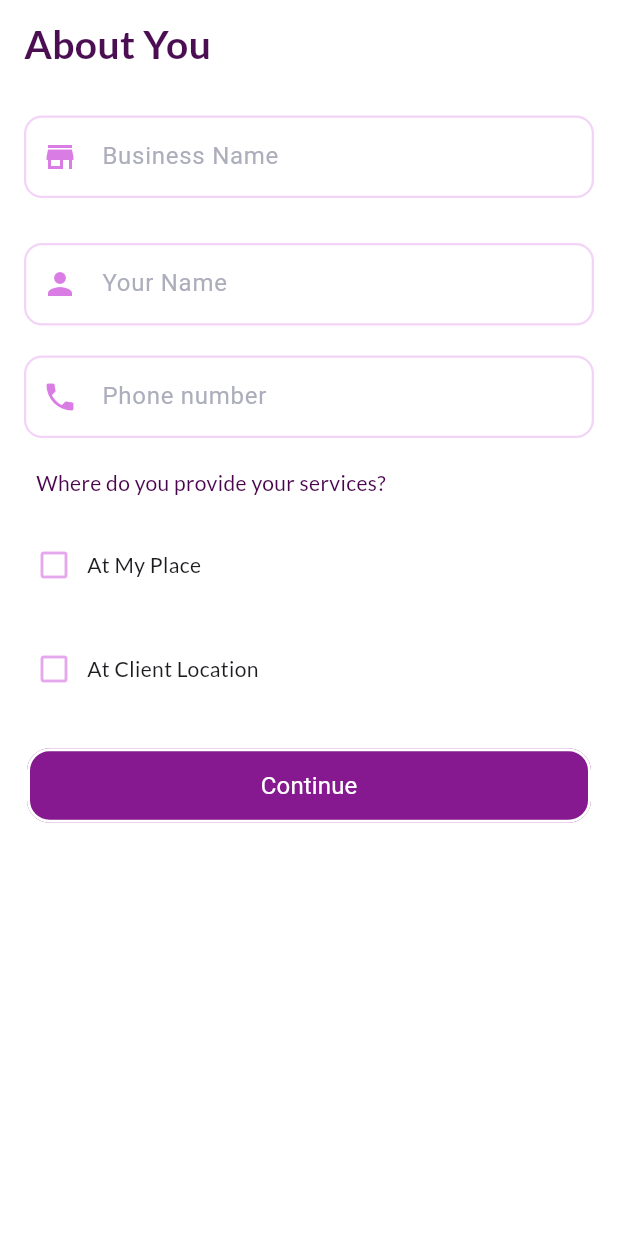
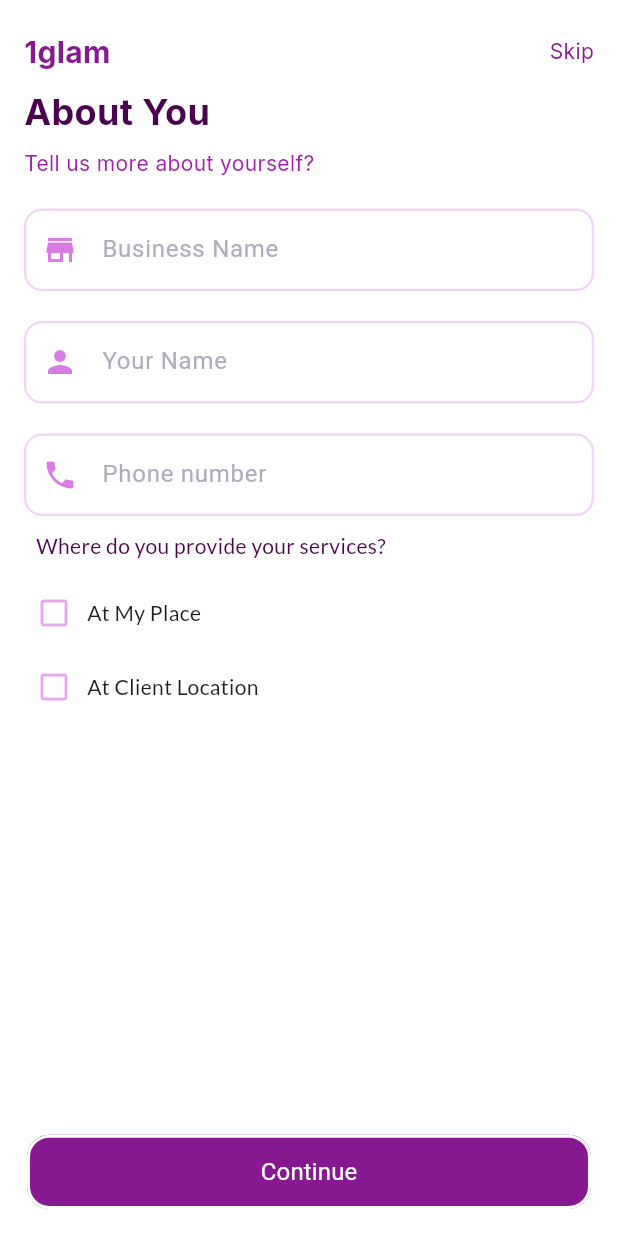
Before and after one commit to Chinmayverma1602/1glam, a Flutter app: the AboutMePage screen opened by its route, on a phone screen of 412 x 824 dp. Run offline on Flutter 3.47's test engine with Material 3 defaults, Android fonts, the phone set to English and light mode, and no system bars; our stand-ins replace cloud_firestore, dropdown_textfield, firebase_auth, firebase_core, flutter_svg, font_awesome_flutter and 7 more; missing offline and left inert: flutter_facebook_auth, switcher_button; accounts and stored records are empty; project files that could hold a hidden picture were left out.

Commit message:
about me and custom header

```diff
--- a/lib/screens/AboutMePage.dart
+++ b/lib/screens/AboutMePage.dart
@@ -5,6 +5,7 @@ import 'package:glam1/screens/AddressDetailsPage.dart';
 import 'package:glam1/services/bussiness_service.dart';
 import 'package:glam1/widgets/CustomButton.dart';
 import 'package:glam1/widgets/CustomCheckBox.dart';
+import 'package:glam1/widgets/CustomHeader.dart';
 import 'package:glam1/widgets/CustomTextInputField.dart';
 import 'package:google_fonts/google_fonts.dart';
 
@@ -53,23 +54,37 @@ class _AboutMePageState extends State<AboutMePage> {
   Widget build(BuildContext context) {
     return Scaffold(
       backgroundColor: Colors.white,
-      body: SingleChildScrollView(
+      body: Column(
+        children: [
+          SingleChildScrollView(
             child: Column(
               crossAxisAlignment: CrossAxisAlignment.start,
               children: [
+                CustomHeader(),
                 Padding(
-              padding: const EdgeInsets.symmetric(horizontal: 16, vertical: 10),
+                  padding: const EdgeInsets.symmetric(horizontal: 16, vertical: 8),
                   child: Text(
                     "About You",
-                style: GoogleFonts.lato(
-                  color: const Color.fromARGB(255, 75, 14, 83),
-                  fontWeight: FontWeight.bold,
-                  fontSize: 26,
+                    style: GoogleFonts.inter(
+                      color: const Color.fromRGBO(74, 4, 78, 1),
+                      fontWeight: FontWeight.w700,
+                      fontSize: 24,
                     ),
                   ),
                 ),
                 Padding(
-              padding: const EdgeInsets.symmetric(horizontal: 16, vertical: 20),
+                  padding: const EdgeInsets.symmetric(horizontal: 16),
+                  child: Text(
+                    "Tell us more about yourself?",
+                    style: GoogleFonts.inter(
+                      color: const Color.fromRGBO(162, 28, 175, 1),
+                      fontWeight: FontWeight.w400,
+                      fontSize: 14,
+                    ),
+                  ),
+                ),
+                Padding(
+                  padding: const EdgeInsets.only(left: 16,right: 16, top: 20),
                   child: CustomTextInputField(
                     hintText: "Business Name",
                     icon: Icons.store,
@@ -78,7 +93,7 @@ class _AboutMePageState extends State<AboutMePage> {
                   ),
                 ),
                 Padding(
-              padding: const EdgeInsets.symmetric(horizontal: 16, vertical: 10),
+                  padding: const EdgeInsets.only(left: 16,right: 16, top: 20),
                   child: CustomTextInputField(
                     hintText: "Your Name",
                     icon: Icons.person,
@@ -87,7 +102,7 @@ class _AboutMePageState extends State<AboutMePage> {
                   ),
                 ),
                 Padding(
-              padding: const EdgeInsets.symmetric(horizontal: 16, vertical: 10),
+                  padding: const EdgeInsets.only(left: 16,right: 16, top: 20),
                   child: CustomTextInputField(
                     hintText: "Phone number",
                     icon: Icons.phone,
@@ -103,7 +118,7 @@ class _AboutMePageState extends State<AboutMePage> {
                   ),
                 ),
                 Padding(
-              padding: const EdgeInsets.symmetric(horizontal: 16, vertical: 10),
+                  padding: const EdgeInsets.symmetric(horizontal: 16, vertical: 0),
                   child: CustomCheckBox(
                     onChanged: (bool? value) {
                       setState(() {
@@ -115,7 +130,7 @@ class _AboutMePageState extends State<AboutMePage> {
                   ),
                 ),
                 Padding(
-              padding: const EdgeInsets.symmetric(horizontal: 16, vertical: 10),
+                  padding: const EdgeInsets.symmetric(horizontal: 16, vertical: 0),
                   child: CustomCheckBox(
                     onChanged: (bool? value) {
                       setState(() {
@@ -126,6 +141,10 @@ class _AboutMePageState extends State<AboutMePage> {
                     location: 'At Client Location',
                   ),
                 ),
+              ],
+            ),
+          ),
+          Spacer(),
           Padding(
               padding: const EdgeInsets.all(16),
               child: Center(
@@ -136,8 +155,8 @@ class _AboutMePageState extends State<AboutMePage> {
                 ),
               ),
             ),
+
         ],
-        ),
       ),
     );
   }
--- a/lib/widgets/CustomHeader.dart
+++ b/lib/widgets/CustomHeader.dart
@@ -9,7 +9,7 @@ class CustomHeader extends StatelessWidget {
   @override
   Widget build(BuildContext context) {
     return Padding(
-      padding: const EdgeInsets.only(top: 20),
+      padding: const EdgeInsets.only(top: 20,left: 16,right: 16),
       child: Row(
         mainAxisAlignment: MainAxisAlignment.spaceBetween,
         children: [
```
Lines whose indentation alone changed are shown as unchanged.
